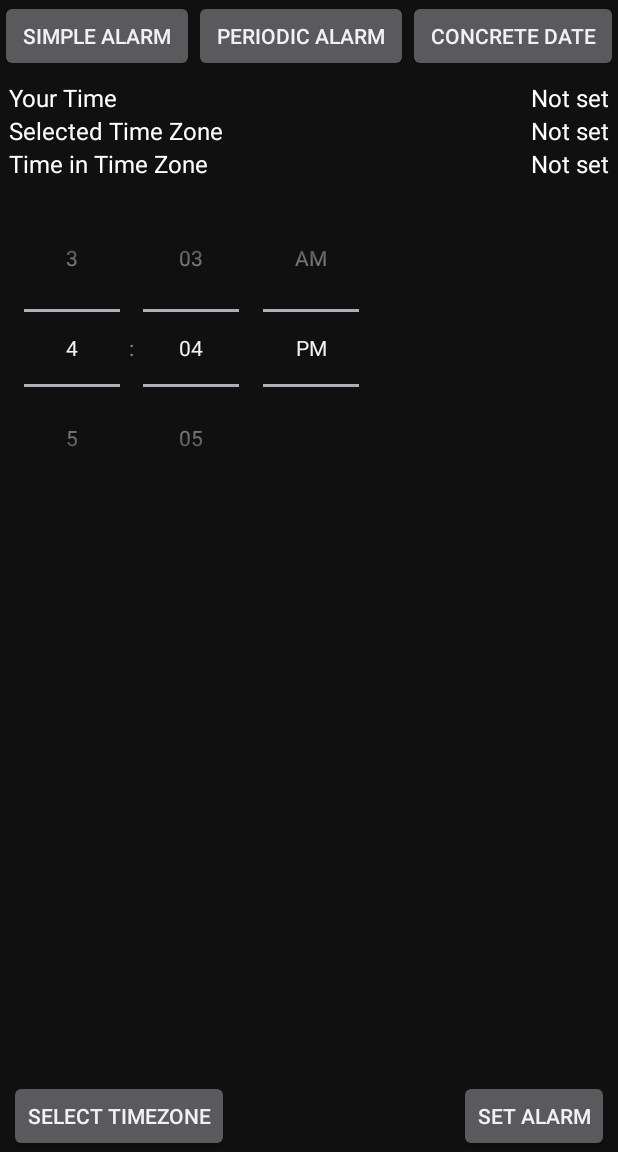
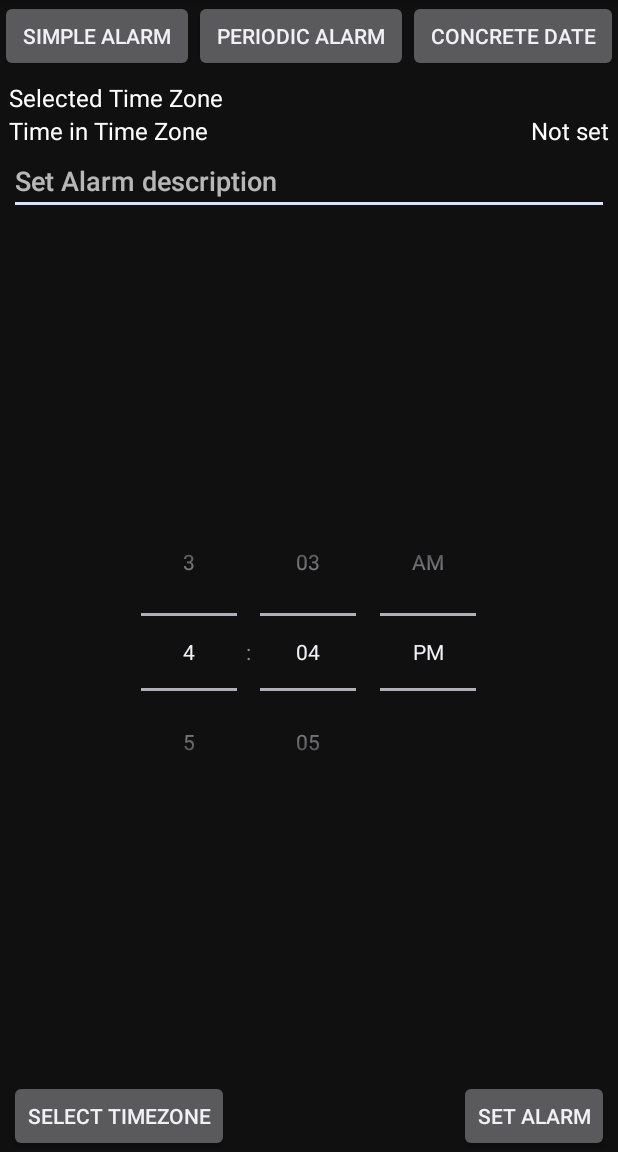
Before and after one commit to arek00/Timezone-Alarm-Clock, an Android app: the DatePickerActivity screen opened directly, with no data from a screen before it, on a phone screen of 412 x 824 dp, the part 84-1236 px from its top. Run offline under Robolectric (Android 15) with nearby library versions, the phone set to English and light mode, and no system bars; 4 statements that could not run were skipped.

Commit message:
Added alarm description field. Service is started in main activity now. Fixes with creating/stopping activities. Added feature to walk through select time zone & select time. Some fixes and refactors: -introduced MessageWrapper - to further refactoring,

```diff
--- a/app/src/main/java/com/arek00/alarmclock/activities/DatePickerActivity.java
+++ b/app/src/main/java/com/arek00/alarmclock/activities/DatePickerActivity.java
@@ -1,11 +1,22 @@
 package com.arek00.alarmclock.activities;
 
 import android.app.Activity;
+import android.content.Context;
+import android.content.Intent;
+import android.content.ServiceConnection;
 import android.os.Bundle;
+import android.os.Message;
+import android.os.Messenger;
 import android.view.View;
 import android.widget.RelativeLayout;
+import android.widget.TextView;
 import com.arek00.alarmclock.R;
 import com.arek00.alarmclock.activities.datepicker.DatePickerController;
+import com.arek00.alarmclock.connections.TimeServiceConnection;
+import com.arek00.alarmclock.handlers.IncomingMessagesAdapter;
+import com.arek00.alarmclock.handlers.IncomingMessagesHandler;
+import com.arek00.alarmclock.messages.Keys;
+import com.arek00.alarmclock.services.TimeService;
 
 public class DatePickerActivity extends Activity {
 
@@ -13,14 +24,42 @@ public class DatePickerActivity extends Activity {
     private RelativeLayout simpleAlarmLayout;
     private RelativeLayout concreteAlarmLayout;
     private DatePickerController controller;
+    private ServiceConnection connection;
 
     @Override
     protected void onCreate(Bundle savedInstanceState) {
         super.onCreate(savedInstanceState);
         setContentView(R.layout.date_picker);
+        setLabels(getIntent());
+        initializeService();
         initializeLayouts();
         controller = new DatePickerController();
         controller.setNormalType();
+
+    }
+
+    private void setLabels(Intent intent) {
+        Bundle bundle = intent.getExtras();
+        String timezoneName = bundle.getString(Keys.TIMEZONE_NAME.getKey());
+        TextView timeZoneNameLabel = (TextView) findViewById(R.id.timeZoneIdValueLabel);
+        timeZoneNameLabel.setText(timezoneName);
+    }
+
+    private void initializeService() {
+        IncomingMessagesHandler handler = new IncomingMessagesHandler();
+        IncomingMessagesHandler.ObservableHandler listeningHandler = handler.getListeningHandler();
+        listeningHandler.registerListener(new IncomingMessagesListener());
+        connection = new TimeServiceConnection(new Messenger(handler));
+        bindService(new Intent(this, TimeService.class), connection, Context.BIND_AUTO_CREATE);
+    }
+
+    private void setDateLabels(Message message) {
+        Bundle data = message.getData();
+        TextView timeZoneIdLabel = (TextView) findViewById(R.id.timeZoneIdValueLabel);
+        TextView timeZoneDate = (TextView) findViewById(R.id.timeZoneHourValueLabel);
+
+        timeZoneIdLabel.setText(data.getString(Keys.TIMEZONE_NAME.getKey()));
+        timeZoneDate.setText(data.getString(Keys.DATE_AS_STRING.getKey()));
     }
 
     private void initializeLayouts() {
@@ -55,4 +94,23 @@ public class DatePickerActivity extends Activity {
         periodicAlarmLayout.setVisibility(View.GONE);
         concreteAlarmLayout.setVisibility(View.GONE);
     }
+
+    @Override
+    protected void onStop() {
+        super.onStop();
+        unbindService(this.connection);
+    }
+
+    public void onBackToTimeZoneSelectionClick(View view) {
+        Intent intent = new Intent(this, SetAlarmActivity.class);
+        startActivity(intent);
+        finish();
+    }
+
+    private class IncomingMessagesListener extends IncomingMessagesAdapter {
+        @Override
+        public void onDateMessageReceived(Message message) {
+            setDateLabels(message);
+        }
+    }
 }
--- a/app/src/main/java/com/arek00/alarmclock/connections/TimeServiceConnection.java
+++ b/app/src/main/java/com/arek00/alarmclock/connections/TimeServiceConnection.java
@@ -5,8 +5,9 @@ import android.content.ServiceConnection;
 import android.os.*;
 import android.support.annotation.NonNull;
 import android.util.Log;
-import com.arek00.alarmclock.builders.BundleBuilder;
+import com.arek00.alarmclock.messages.Keys;
 import com.arek00.alarmclock.services.TimeService;
+import com.arek00.alarmclock.utils.BundleBuilder;
 
 public class TimeServiceConnection implements ServiceConnection {
     private Messenger serviceMessenger;
@@ -58,9 +59,10 @@ public class TimeServiceConnection implements ServiceConnection {
     }
 
     private Message createMessage(String text, int messageType) {
+        String timeZoneKeyName = Keys.TIMEZONE_NAME.getKey();
         Message message = Message.obtain(null, messageType);
         Bundle bundle = new BundleBuilder()
-                .withString("name", text)
+                .withString(timeZoneKeyName, text)
                 .build();
 
         message.setData(bundle);
--- a/app/src/main/java/com/arek00/alarmclock/handlers/IncomingMessagesAdapter.java
+++ b/app/src/main/java/com/arek00/alarmclock/handlers/IncomingMessagesAdapter.java
@@ -6,7 +6,7 @@ import lombok.NoArgsConstructor;
 
 /**
  * Empty implementations of {@link com.arek00.alarmclock.handlers.IncomingMessagesHandler.IncomingMessagesListener}
- * Destinated to extend and implement only demanded methods.
+ * Designated to extend and implement only demanded methods.
  */
 @NoArgsConstructor(access = AccessLevel.PUBLIC)
 public class IncomingMessagesAdapter implements IncomingMessagesHandler.IncomingMessagesListener {
--- a/app/src/main/java/com/arek00/alarmclock/messages/Keys.java
+++ b/app/src/main/java/com/arek00/alarmclock/messages/Keys.java
@@ -1,8 +1,10 @@
 package com.arek00.alarmclock.messages;
+
+import lombok.Getter;
 
 public enum Keys {
 
-    TIMEZONE("timezone"),
+    TIMEZONE_NAME("timezone"),
     DATE_AS_STRING("dateAsaString"),
     HOUR("hour"),
     MINUTE("minute"),
@@ -10,7 +12,7 @@ public enum Keys {
     MILLIS("millis"),
     UTC_OFFSET("offset");
 
-    private final String key;
+    @Getter private final String key;
 
     Keys(String key) {
         this.key = key;
--- a/app/src/main/java/com/arek00/alarmclock/time/HourGenerator.java
+++ b/app/src/main/java/com/arek00/alarmclock/time/HourGenerator.java
@@ -9,7 +9,6 @@ import java.util.TimeZone;
 public class HourGenerator {
 
     private static HourGenerator instance = new HourGenerator();
-    // private Calendar calendar = Calendar.getInstance();
     private TimeZone userTimeZone;
     private int userUTCOffset;
 
--- a/app/src/main/java/com/arek00/alarmclock/builders/BundleBuilder.java
+++ b/app/src/main/java/com/arek00/alarmclock/utils/BundleBuilder.java
@@ -1,4 +1,4 @@
-package com.arek00.alarmclock.builders;
+package com.arek00.alarmclock.utils;
 
 import android.os.Bundle;
 import android.os.IBinder;
--- a/app/src/main/res/layout/date_picker.xml
+++ b/app/src/main/res/layout/date_picker.xml
@@ -30,22 +30,11 @@
             android:layout_width="match_parent"
             android:layout_height="wrap_content" android:layout_below="@+id/buttonsContainer"
             android:layout_alignParentStart="true" android:layout_margin="6dp" android:id="@+id/relativeLayout">
-        <TextView
-                android:layout_width="wrap_content"
-                android:layout_height="wrap_content"
-                android:text="@string/date_picker.your_time"
-                android:id="@+id/yourTimeLabel" android:textSize="16dp" android:textColor="#ffffff"
-                android:layout_alignParentLeft="true" android:layout_marginLeft="0dp"
-                android:layout_alignParentTop="true" android:layout_marginTop="0dp"/>
-        <TextView android:layout_width="wrap_content" android:layout_height="wrap_content"
-                  android:text="@string/setalarm.not_set" android:id="@+id/yourTimeValueLabel" android:textSize="16dp"
-                  android:textColor="#ffffff" android:layout_marginLeft="0dp"
-                  android:layout_alignParentTop="true" android:layout_alignParentEnd="true"/>
         <TextView android:layout_width="wrap_content" android:layout_height="wrap_content"
                   android:text="@string/date_picker.selected_time_zone_id" android:id="@+id/timeZoneIdLabel"
                   android:textSize="16dp"
                   android:textColor="#ffffff" android:layout_marginLeft="0dp"
-                  android:layout_below="@+id/yourTimeLabel" android:layout_alignParentStart="true"/>
+                  android:layout_alignParentStart="true"/>
         <TextView android:layout_width="wrap_content" android:layout_height="wrap_content"
                   android:text="@string/setalarm.not_set" android:id="@+id/timeZoneIdValueLabel"
                   android:textSize="16dp" android:textColor="#ffffff" android:layout_marginLeft="0dp"
@@ -58,6 +47,12 @@
                   android:text="@string/setalarm.not_set" android:id="@+id/timeZoneHourValueLabel"
                   android:textSize="16dp" android:textColor="#ffffff" android:layout_marginLeft="0dp"
                   android:layout_below="@+id/timeZoneIdValueLabel" android:layout_alignParentEnd="true"/>
+        <EditText
+                android:layout_width="fill_parent"
+                android:layout_height="wrap_content"
+                android:id="@+id/alarmDescriptionEditText"
+                android:layout_below="@+id/timeZoneHourLabel" android:layout_alignParentStart="true"
+                android:layout_alignParentEnd="true" android:hint="@string/date_picker.alarm_description"/>
     </RelativeLayout>
     <Button
             android:layout_width="wrap_content"
@@ -68,9 +63,10 @@
     <Button android:layout_width="wrap_content" android:layout_height="wrap_content"
             android:text="@string/date_picker.back_button"
             android:id="@+id/backToTimezoneButton"
-            android:layout_alignParentBottom="true" android:layout_alignStart="@+id/relativeLayout"/>
+            android:layout_alignParentBottom="true" android:layout_alignStart="@+id/relativeLayout"
+            android:onClick="onBackToTimeZoneSelectionClick"/>
     <RelativeLayout android:layout_width="match_parent" android:layout_height="fill_parent"
-                    android:id="@+id/periodicAlarmLayout" android:visibility="gone"
+                    android:id="@+id/periodicAlarmLayout" android:visibility="visible"
                     android:layout_below="@+id/relativeLayout" android:layout_alignParentStart="true"
                     android:layout_above="@+id/setAlarmButton">
         <ScrollView
@@ -110,7 +106,7 @@
                             android:id="@+id/periodicTimePicker" android:timePickerMode="clock"
                             android:layout_centerVertical="true"
                             android:layout_centerHorizontal="true" android:layout_gravity="center"
-                            android:layout_margin="5dp" android:layout_weight="3">
+                            android:layout_margin="5dp" android:layout_weight="2">
                 </TimePicker>
             </LinearLayout>
         </ScrollView>
@@ -124,16 +120,16 @@
                 android:layout_width="wrap_content"
                 android:layout_height="wrap_content"
                 android:id="@+id/scrollView2">
-            <TimePicker
-                    android:layout_width="wrap_content"
-                    android:layout_height="wrap_content"
-                    android:id="@+id/timePicker"
-                    android:timePickerMode="spinner"
-                    android:layout_centerVertical="true" android:layout_centerHorizontal="true"/>
         </ScrollView>
+        <TimePicker
+                android:layout_width="wrap_content"
+                android:layout_height="wrap_content"
+                android:id="@+id/timePicker"
+                android:timePickerMode="spinner"
+                android:layout_centerVertical="true" android:layout_centerHorizontal="true"/>
     </RelativeLayout>
     <RelativeLayout android:layout_width="match_parent" android:layout_height="fill_parent"
-                    android:id="@+id/concreteDateLayout" android:visibility="visible"
+                    android:id="@+id/concreteDateLayout" android:visibility="gone"
                     android:layout_below="@+id/relativeLayout" android:layout_alignParentStart="true"
                     android:layout_above="@+id/setAlarmButton">
         <ScrollView
--- a/app/src/main/res/values/strings.xml
+++ b/app/src/main/res/values/strings.xml
@@ -18,10 +18,12 @@
     <!-- SET ALARM STRINGS -->
     <string name="setalarm.your_time">Your time zone</string>
     <string name="setalarm.search">Search</string>
-    <string name="setalarm.timezone_time">Timezone</string>
+    <string name="setalarm.timezone_time">Time</string>
+    <string name="setalarm.timezone_name">Selected Timezone</string>
     <string name="setalarm.timezones">Timezones</string>
     <string name="setalarm.not_set">Not set</string>
     <string name="setalarm.set_timezone_hint">Choose timezone from the search results.</string>
+    <string name="setalarm.set_timezone_search_hint">Type name of country, city, continent, timezone</string>
     <string name="setalarm.set_date_button_text">Select alarm date</string>
 
     <!-- DATE PICKER -->
@@ -33,6 +35,7 @@
     <string name="date_picker.selected_time_zone_time">Time in Time Zone</string>
     <string name="date_picker.set_button">Set Alarm</string>
     <string name="date_picker.back_button">Select Timezone</string>
+    <string name="date_picker.alarm_description">Set Alarm description</string>
 
 
     <!-- -->
```
Also changed, not shown: app/src/main/java/com/arek00/alarmclock/activities/MainActivity.java (+9 -1 lines), app/src/main/java/com/arek00/alarmclock/activities/SetAlarmActivity.java (+35 -18 lines), app/src/main/java/com/arek00/alarmclock/services/TimeService.java (+40 -19 lines), app/src/main/java/com/arek00/alarmclock/time/CitySearcher.java (deleted, +0 -26 lines), app/src/main/java/com/arek00/alarmclock/time/Hour.java (+5 -6 lines), app/src/main/java/com/arek00/alarmclock/utils/MessageWrapper.java (added, +29 -0 lines), app/src/main/res/layout/set_timezone.xml (+14 -11 lines).
